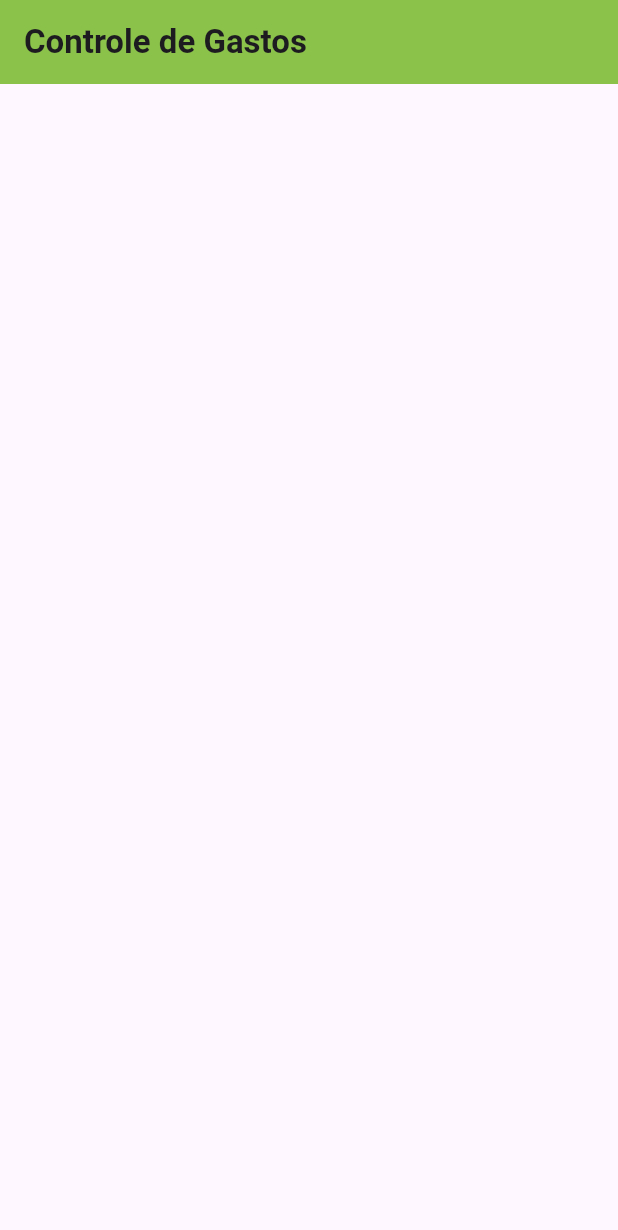
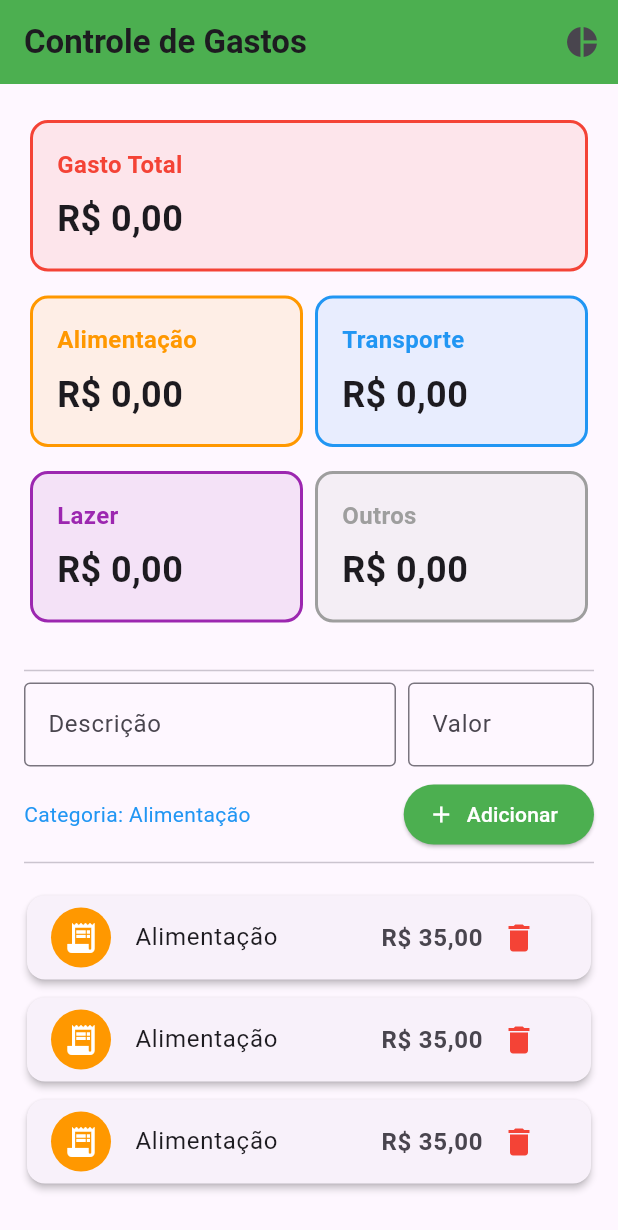
Before and after one commit to Niccolaszak/ProjetoFlutter, a Flutter app: the screen it shows after launch, on a phone screen of 412 x 824 dp. Shown: the top 1230 px of the screen. Run offline on Flutter 3.47's test engine with Material 3 defaults, Android fonts, the phone set to English and light mode, and no system bars.

Commit message:
Construção do layout da pagina principal
Construção da pagina principal do gerenciador, apenas o layout sem funcionalidades ainda

```diff
--- /dev/null
+++ b/controle_de_gastos/lib/enums/category_type.dart
@@ -0,0 +1,13 @@
+import 'package:flutter/material.dart';
+
+enum CategoryType {
+  alimentacao(label: 'Alimentação', color: Colors.orange),
+  transporte(label: 'Transporte', color: Colors.blue),
+  lazer(label: 'Lazer', color: Colors.purple),
+  outros(label: 'Outros', color: Colors.grey);
+
+  final String label;
+  final Color color;
+
+  const CategoryType({required this.label, required this.color});
+}
--- a/controle_de_gastos/lib/pages/controle_page.dart
+++ b/controle_de_gastos/lib/pages/controle_page.dart
@@ -1,7 +1,10 @@
+import 'package:controle_de_gastos/enums/category_type.dart';
+import 'package:controle_de_gastos/widgets/expense_tile.dart';
+import 'package:controle_de_gastos/widgets/summary_card.dart';
 import 'package:flutter/material.dart';
 
 class ControlePage extends StatefulWidget {
-  const new({super.key});
+  const ControlePage({super.key});
 
   @override
   State<ControlePage> createState() => _ControlePageState();
@@ -10,12 +13,128 @@ class ControlePage extends StatefulWidget {
 class _ControlePageState extends State<ControlePage> {
   @override
   Widget build(BuildContext context) {
-    return Scaffold(appBar: AppBar(
-      title: Text("Controle de Gastos",
-            style: TextStyle(fontWeight: FontWeight.bold,)
+    return Scaffold(
+      appBar: AppBar(
+        title: Text(
+          "Controle de Gastos",
+          style: TextStyle(fontWeight: FontWeight.bold),
         ),
-        backgroundColor: Colors.lightGreen,
-      )
+        actions: [IconButton(onPressed: () {}, icon: Icon(Icons.pie_chart))],
+        backgroundColor: Colors.green,
+      ),
+      body: Padding(
+        padding: EdgeInsets.all(16),
+        child: Column(
+          children: [
+            SummaryCard(
+              title: "Gasto Total",
+              amount: "0,00",
+              color: Colors.red,
+            ),
+            Row(
+              children: [
+                Expanded(
+                  child: SummaryCard(
+                    title: CategoryType.alimentacao.label,
+                    amount: "0,00",
+                    color: CategoryType.alimentacao.color,
+                  ),
+                ),
+                Expanded(
+                  child: SummaryCard(
+                    title: CategoryType.transporte.label,
+                    amount: "0,00",
+                    color: CategoryType.transporte.color,
+                  ),
+                ),
+              ],
+            ),
+            Row(
+              children: [
+                Expanded(
+                  child: SummaryCard(
+                    title: CategoryType.lazer.label,
+                    amount: "0,00",
+                    color: CategoryType.lazer.color,
+                  ),
+                ),
+                Expanded(
+                  child: SummaryCard(
+                    title: CategoryType.outros.label,
+                    amount: "0,00",
+                    color: CategoryType.outros.color,
+                  ),
+                ),
+              ],
+            ),
+            SizedBox(height: 16),
+            Divider(),
+
+            Row(
+              children: [
+                Expanded(
+                  flex: 2,
+                  child: TextField(
+                    decoration: InputDecoration(
+                      labelText: "Descrição",
+                      border: OutlineInputBorder(),
+                    ),
+                  ),
+                ),
+                SizedBox(width: 8),
+                Expanded(
+                  flex: 1,
+                  child: TextField(
+                    keyboardType: TextInputType.number,
+                    decoration: InputDecoration(
+                      labelText: "Valor",
+                      border: OutlineInputBorder(),
+                    ),
+                  ),
+                ),
+              ],
+            ),
+            SizedBox(height: 8),
+            Row(
+              mainAxisAlignment: MainAxisAlignment.spaceBetween,
+              children: [
+                //adicionar dropdown para categorias
+                Text(
+                  "Categoria: Alimentação",
+                  style: TextStyle(color: Colors.blue),
+                ),
+                ElevatedButton.icon(
+                  onPressed: () {},
+                  icon: Icon(Icons.add),
+                  label: Text("Adicionar"),
+                  style: ElevatedButton.styleFrom(
+                    backgroundColor: Colors.green,
+                    foregroundColor: Colors.white,
+                  ),
+                ),
+              ],
+            ),
+
+            Divider(),
+            SizedBox(height: 8),
+
+            Expanded(
+              child: ListView.builder(
+                itemCount: 3,
+                itemBuilder: (context, index) {
+                  return ExpenseTile(
+                    description: "almoço",
+                    amount: "35,00",
+                    categoryName: CategoryType.alimentacao.label,
+                    categoryColor: CategoryType.alimentacao.color,
+                    onDelete: () {},
+                  );
+                },
+              ),
+            ),
+          ],
+        ),
+      ),
     );
   }
 }
--- /dev/null
+++ b/controle_de_gastos/lib/widgets/expense_tile.dart
@@ -0,0 +1,43 @@
+import 'package:flutter/material.dart';
+
+class ExpenseTile extends StatelessWidget {
+  final String description;
+  final String amount;
+  final String categoryName;
+  final Color categoryColor;
+  final VoidCallback onDelete;
+
+  const ExpenseTile({
+    super.key,
+    required this.description,
+    required this.amount,
+    required this.categoryName,
+    required this.categoryColor,
+    required this.onDelete,
+  });
+
+  @override
+  Widget build(BuildContext context) {
+    return Card(
+      elevation: 2,
+      margin: EdgeInsets.symmetric(vertical: 6, horizontal: 2),
+      child: ListTile(
+        leading: CircleAvatar(
+          backgroundColor: categoryColor,
+          child: Icon(Icons.receipt_long, color: Colors.white),
+        ),
+        title: Text(categoryName),
+        trailing: Row(
+          mainAxisSize: MainAxisSize.min,
+          children: [
+            Text(
+              "R\$ $amount",
+              style: TextStyle(fontWeight: FontWeight.bold, fontSize: 16),
+            ),
+            IconButton(onPressed: onDelete, icon: Icon(Icons.delete, color: Colors.red,))
+          ],
+        ),
+      ),
+    );
+  }
+}
--- /dev/null
+++ b/controle_de_gastos/lib/widgets/summary_card.dart
@@ -0,0 +1,51 @@
+import 'package:flutter/material.dart';
+
+class SummaryCard extends StatelessWidget {
+  final String title;
+  final String amount;
+  final Color color;
+  final double? width;
+
+  const SummaryCard({
+    super.key,
+    required this.title,
+    required this.amount,
+    required this.color,
+    this.width,
+  });
+
+  @override
+  Widget build(BuildContext context) {
+    return Container(
+      width: width ?? double.infinity,
+      padding: EdgeInsets.all(16),
+      margin: EdgeInsets.symmetric(vertical: 8, horizontal: 4),
+      decoration: BoxDecoration(
+        color: color.withValues(alpha: 0.1),
+        borderRadius: BorderRadius.circular(12),
+        border: Border.all(color: color, width: 2),
+      ),
+      child: Column(
+        crossAxisAlignment: CrossAxisAlignment.start,
+        children: [
+          Text(
+            title,
+            style: TextStyle(
+              fontSize: 16,
+              fontWeight: FontWeight.bold,
+              color: color,
+            ),
+          ),
+          SizedBox(height: 8),
+          Text(
+            "R\$ $amount",
+            style: TextStyle(
+              fontSize: 24,
+              fontWeight: FontWeight.bold
+            ),
+          ),
+        ],
+      ),
+    );
+  }
+}
```
